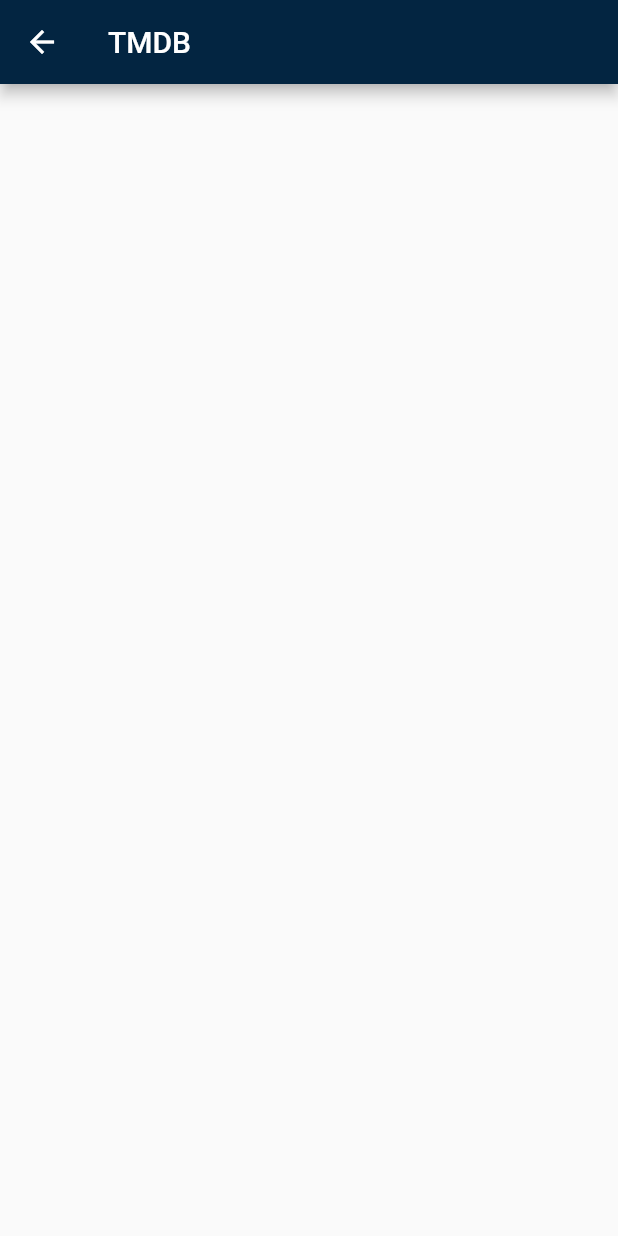
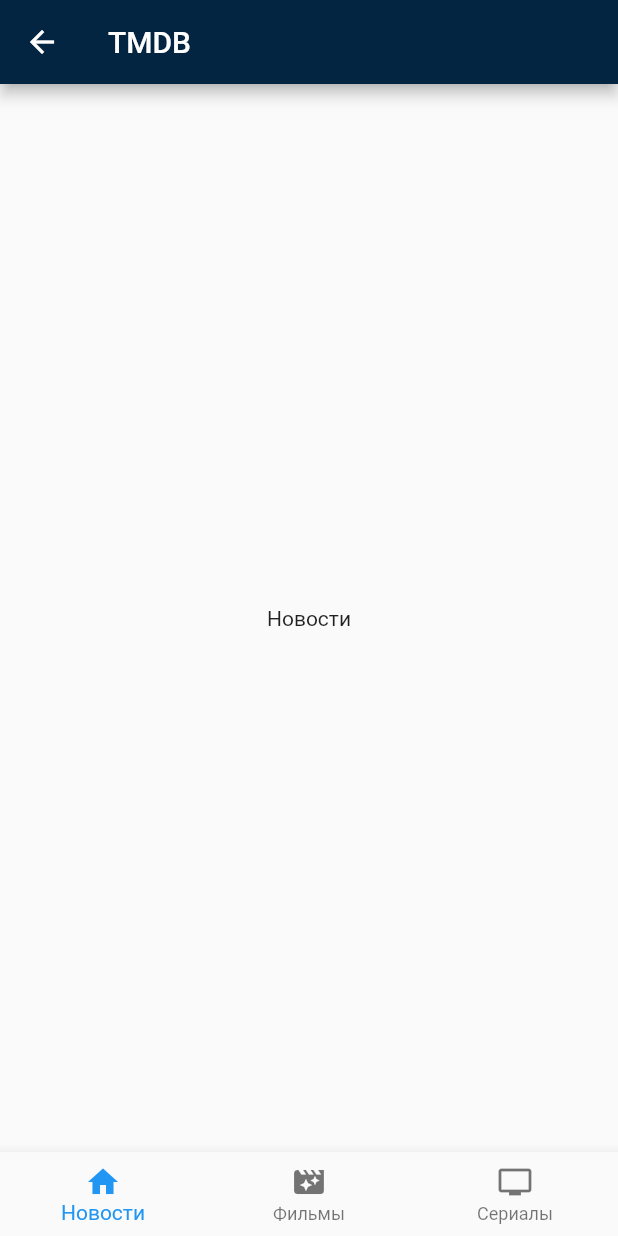
Before and after one commit to zavorgan/kino, a Flutter app: the MianScreenWidget screen opened directly, on a phone screen of 412 x 824 dp. Run offline on Flutter 3.47's test engine with Material 2 defaults, Android fonts, the phone set to English and light mode, and no system bars.

Commit message:
18/03/2022_17:52

```diff
--- a/lib/widgets/main_screen/main_screen_widget.dart
+++ b/lib/widgets/main_screen/main_screen_widget.dart
@@ -1,3 +1,5 @@
+// ignore_for_file: prefer_const_constructors
+
 import 'package:flutter/material.dart';
 
 class MianScreenWidget extends StatefulWidget {
@@ -8,12 +10,54 @@ class MianScreenWidget extends StatefulWidget {
 }
 
 class _MianScreenWidgetState extends State<MianScreenWidget> {
+  int _selectedTab = 0;
+  static const List<Widget> _widgetOptions = <Widget>[
+    Text(
+      'Новости',
+    ),
+    Text(
+      'Фильмы',
+    ),
+    Text(
+      'Сериалы',
+    ),
+  ];
+
+  void onSelectTab(int index) {
+    if (_selectedTab == index) return;
+    setState(() {
+      _selectedTab = index;
+    });
+  }
+
   @override
   Widget build(BuildContext context) {
     return Scaffold(
       appBar: AppBar(
         title: Text('TMDB'),
       ),
+      body: Center(
+        child: _widgetOptions[_selectedTab],
+      ),
+      bottomNavigationBar: BottomNavigationBar(
+        currentIndex: _selectedTab,
+        // ignore: prefer_const_literals_to_create_immutables
+        items: [
+          BottomNavigationBarItem(
+            icon: Icon(Icons.home),
+            label: 'Новости',
+          ),
+          BottomNavigationBarItem(
+            icon: Icon(Icons.movie_filter),
+            label: 'Фильмы',
+          ),
+          BottomNavigationBarItem(
+            icon: Icon(Icons.tv),
+            label: 'Сериалы',
+          ),
+        ],
+        onTap: onSelectTab,
+      ),
     );
   }
 }
```
